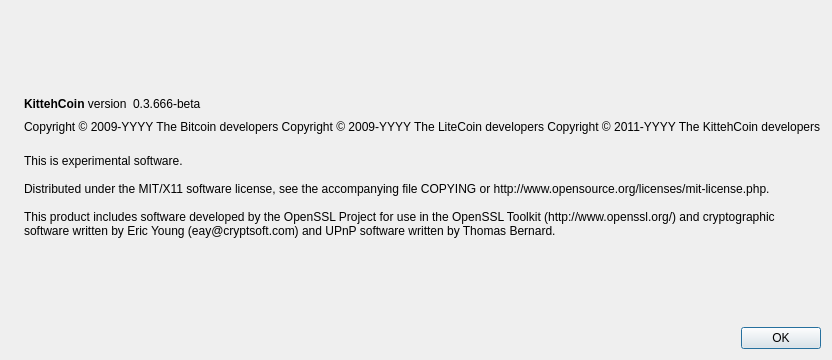
First picture: the form in src/qt/forms/aboutdialog.ui, repository kittehcoin/kittehcoin, before the edit.
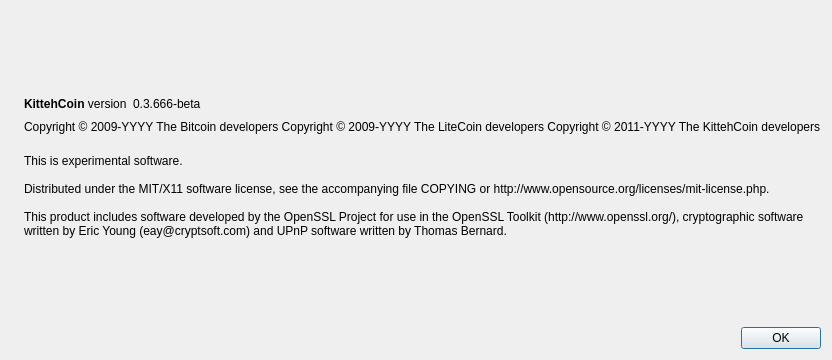
Second picture: the form after the edit. Icons and pictures are not drawn.

Commit message:
Copyrights Corrected
Copyrights Corrected

Patch:
```diff
--- a/src/qt/forms/aboutdialog.ui
+++ b/src/qt/forms/aboutdialog.ui
@@ -114,7 +114,7 @@
 
 Distributed under the MIT/X11 software license, see the accompanying file COPYING or http://www.opensource.org/licenses/mit-license.php.
 
-This product includes software developed by the OpenSSL Project for use in the OpenSSL Toolkit (http://www.openssl.org/) and cryptographic software written by Eric Young (eay@cryptsoft.com) and UPnP software written by Thomas Bernard.</string>
+This product includes software developed by the OpenSSL Project for use in the OpenSSL Toolkit (http://www.openssl.org/), cryptographic software written by Eric Young (eay@cryptsoft.com) and UPnP software written by Thomas Bernard.</string>
        </property>
        <property name="wordWrap">
         <bool>true</bool>
```
The commit also changes 1 other file.
